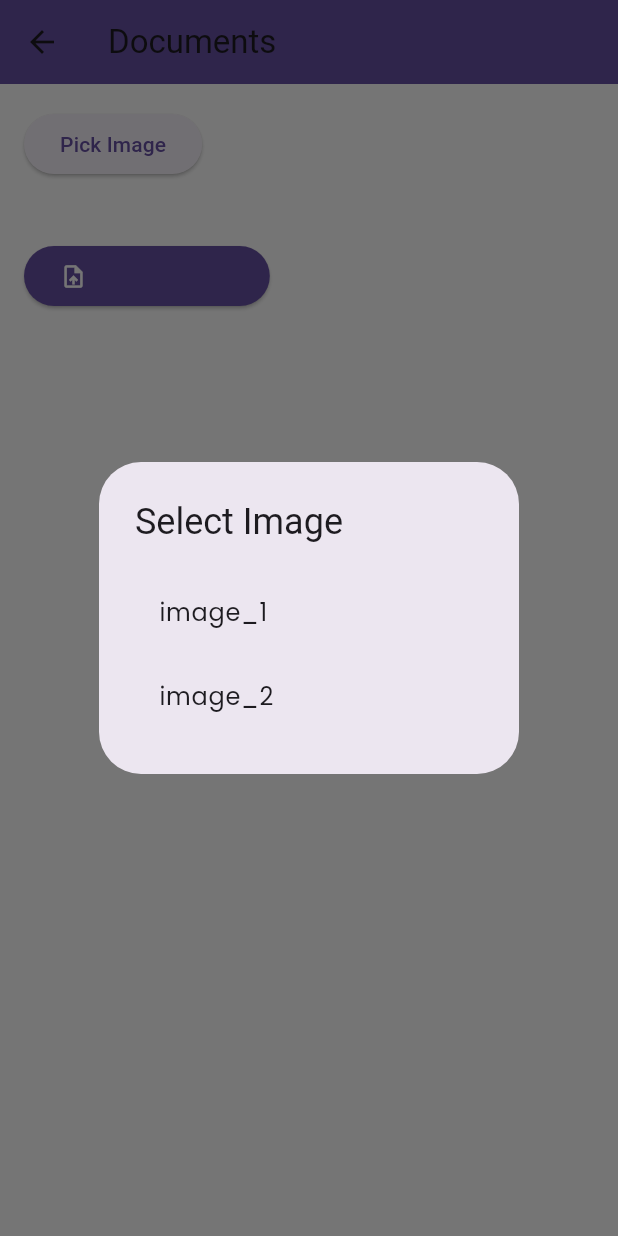
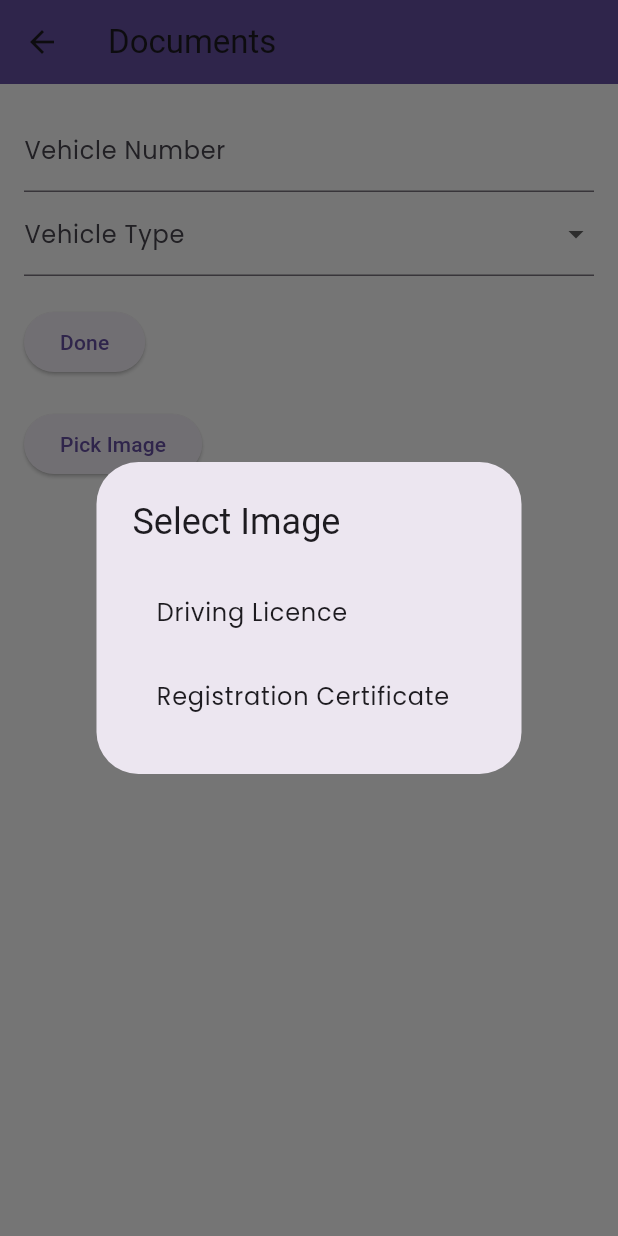
Before and after one commit to hemantsaranraj/doczz, a Flutter app: the DocumentsPage screen opened directly, after a tap on "Pick Image", on a phone screen of 412 x 824 dp. Run offline on Flutter 3.47's test engine with Material 3 defaults, Android fonts, the phone set to English and light mode, and no system bars; our stand-ins replace cloud_firestore, firebase_auth, firebase_core, firebase_storage, font_awesome_flutter, google_fonts and 1 more; accounts and stored records are empty; network calls fail.

Commit message:
3rd commit "Added vehicle number and type in documents page"

```diff
--- a/lib/features/auth/admin_login_page.dart
+++ b/lib/features/auth/admin_login_page.dart
@@ -33,7 +33,7 @@ class _AdminLoginPageState extends State<AdminLoginPage> {
       // Check if the user is an admin
       DocumentSnapshot userDoc = await FirebaseFirestore.instance
           .collection('Users')
-          .doc(userCredential.user?.uid)
+          .doc(userCredential.user?.email)
           .get();
       // print("User Document: ${userDoc.data()}");
 
--- a/lib/features/home/documents_page/documents_page.dart
+++ b/lib/features/home/documents_page/documents_page.dart
@@ -1,5 +1,4 @@
 import 'dart:io';
-
 import 'package:firebase_auth/firebase_auth.dart';
 import 'package:firebase_storage/firebase_storage.dart';
 import 'package:cloud_firestore/cloud_firestore.dart';
@@ -17,12 +16,47 @@ class _DocumentsPageState extends State<DocumentsPage> {
   User? _user;
   bool _isUploading = false;
   String? _selectedImageName;
-  // String? _imageToDelete;
+
+  TextEditingController _vehicleNumberController = TextEditingController();
+  String? _selectedVehicleType;
+  bool _isEditingVehicleInfo = true;
 
   @override
   void initState() {
     super.initState();
     _user = FirebaseAuth.instance.currentUser;
+    _loadVehicleInfo(); // Load existing vehicle info on init
+  }
+
+  Future<void> _loadVehicleInfo() async {
+    if (_user == null) return;
+
+    try {
+      DocumentSnapshot userDoc = await FirebaseFirestore.instance
+          .collection('Users')
+          .doc(_user!.uid)
+          .get();
+
+      if (userDoc.exists) {
+        setState(() {
+          _vehicleNumberController.text =
+              userDoc['vehicleNumber'] ?? ''; // Load vehicle number
+          _selectedVehicleType =
+              userDoc['vehicleType'] ?? null; // Load vehicle type
+
+          if (_vehicleNumberController.text.isNotEmpty &&
+              _selectedVehicleType != null) {
+            _isEditingVehicleInfo =
+                false; // Set editing to false if data exists
+          }
+        });
+      }
+    } catch (e) {
+      print('Load Error: $e');
+      ScaffoldMessenger.of(context).showSnackBar(
+        SnackBar(content: Text('Error loading vehicle info: $e')),
+      );
+    }
   }
 
   Future<void> _showImageSelector() async {
@@ -35,15 +69,15 @@ class _DocumentsPageState extends State<DocumentsPage> {
             mainAxisSize: MainAxisSize.min,
             children: [
               ListTile(
-                title: Text('image_1'),
+                title: Text('Driving Licence'),
                 onTap: () {
-                  Navigator.of(context).pop('image_1');
+                  Navigator.of(context).pop('Driving Licence');
                 },
               ),
               ListTile(
-                title: Text('image_2'),
+                title: Text('Registration Certificate'),
                 onTap: () {
-                  Navigator.of(context).pop('image_2');
+                  Navigator.of(context).pop('Registration Certificate');
                 },
               ),
             ],
@@ -57,6 +91,41 @@ class _DocumentsPageState extends State<DocumentsPage> {
         _selectedImageName = selectedImageName;
       });
       _getImage();
+    }
+  }
+
+  Future<void> _deleteImage(String imageName) async {
+    _user = FirebaseAuth.instance.currentUser;
+    if (_user == null) {
+      ScaffoldMessenger.of(context).showSnackBar(
+        SnackBar(content: Text('User is not authenticated')),
+      );
+      return;
+    }
+
+    try {
+      // Delete the image from Firebase Storage
+      var storageRef = FirebaseStorage.instance
+          .ref()
+          .child('Users/${_user!.uid}/$imageName.jpg');
+      await storageRef.delete();
+
+      // Delete the image document from Firestore
+      await FirebaseFirestore.instance
+          .collection('Users')
+          .doc(_user!.uid)
+          .collection('documents')
+          .doc(imageName)
+          .delete();
+
+      ScaffoldMessenger.of(context).showSnackBar(
+        SnackBar(content: Text('$imageName deleted successfully')),
+      );
+    } catch (e) {
+      print('Delete Error: $e');
+      ScaffoldMessenger.of(context).showSnackBar(
+        SnackBar(content: Text('Error: $e')),
+      );
     }
   }
 
@@ -133,37 +202,47 @@ class _DocumentsPageState extends State<DocumentsPage> {
     }
   }
 
-  Future<void> _deleteImage(String imageName) async {
-    if (_user == null) return;
+  Future<void> _saveVehicleInfo() async {
+    _user = FirebaseAuth.instance.currentUser;
+    if (_user == null) {
+      ScaffoldMessenger.of(context).showSnackBar(
+        SnackBar(content: Text('User is not authenticated')),
+      );
+      return;
+    }
+
+    if (_vehicleNumberController.text.isEmpty || _selectedVehicleType == null) {
+      ScaffoldMessenger.of(context).showSnackBar(
+        SnackBar(content: Text('Please enter vehicle number and select type')),
+      );
+      return;
+    }
 
     try {
-      var docRef = FirebaseFirestore.instance
-          .collection('Users')
-          .doc(_user!.uid)
-          .collection('documents')
-          .doc(imageName);
+      await FirebaseFirestore.instance.collection('Users').doc(_user!.uid).set({
+        'vehicleNumber': _vehicleNumberController.text,
+        'vehicleType': _selectedVehicleType,
+      }, SetOptions(merge: true));
 
-      DocumentSnapshot doc = await docRef.get();
-      if (doc.exists) {
-        String? imageUrl = doc['imageUrl'];
+      setState(() {
+        _isEditingVehicleInfo = false;
+      });
 
-        if (imageUrl != null) {
-          var storageRef = FirebaseStorage.instance.refFromURL(imageUrl);
-          await storageRef.delete();
-        }
-
-        await docRef.delete();
-        setState(() {});
-        ScaffoldMessenger.of(context).showSnackBar(
-          SnackBar(content: Text('Image deleted successfully')),
-        );
-      }
+      ScaffoldMessenger.of(context).showSnackBar(
+        SnackBar(content: Text('Vehicle information saved successfully')),
+      );
     } catch (e) {
-      print('Delete Error: $e');
+      print('Save Error: $e');
       ScaffoldMessenger.of(context).showSnackBar(
         SnackBar(content: Text('Error: $e')),
       );
     }
+  }
+
+  void _editVehicleInfo() {
+    setState(() {
+      _isEditingVehicleInfo = true;
+    });
   }
 
   @override
@@ -178,6 +257,46 @@ class _DocumentsPageState extends State<DocumentsPage> {
         child: Column(
           crossAxisAlignment: CrossAxisAlignment.start,
           children: <Widget>[
+            if (_isEditingVehicleInfo) ...[
+              TextField(
+                controller: _vehicleNumberController,
+                decoration: InputDecoration(labelText: 'Vehicle Number'),
+              ),
+              DropdownButtonFormField<String>(
+                value: _selectedVehicleType,
+                items: ['Bike', 'Car', 'Truck', 'Van', 'Bus']
+                    .map((type) => DropdownMenuItem(
+                          child: Text(type),
+                          value: type,
+                        ))
+                    .toList(),
+                onChanged: (value) {
+                  setState(() {
+                    _selectedVehicleType = value;
+                  });
+                },
+                decoration: InputDecoration(labelText: 'Vehicle Type'),
+              ),
+              SizedBox(height: 20),
+              ElevatedButton(
+                onPressed: _saveVehicleInfo,
+                child: Text('Done'),
+              ),
+            ] else ...[
+              Row(
+                mainAxisAlignment: MainAxisAlignment.spaceBetween,
+                children: [
+                  Text(
+                    'Vehicle Number: ${_vehicleNumberController.text}\nVehicle Type: $_selectedVehicleType',
+                  ),
+                  IconButton(
+                    icon: Icon(Icons.edit),
+                    onPressed: _editVehicleInfo,
+                  ),
+                ],
+              ),
+            ],
+            SizedBox(height: 20),
             ElevatedButton(
               onPressed: _showImageSelector,
               child: Text('Pick Image'),
@@ -202,17 +321,17 @@ class _DocumentsPageState extends State<DocumentsPage> {
                       Column(
                         children: [
                           Container(
-                            padding: EdgeInsets.all(8.0),
+                            padding: EdgeInsets.all(8),
                             decoration: BoxDecoration(
                               border: Border.all(color: Colors.grey),
-                              borderRadius: BorderRadius.circular(8.0),
+                              borderRadius: BorderRadius.circular(10),
                             ),
                             child: Row(
                               mainAxisAlignment: MainAxisAlignment.spaceBetween,
                               children: [
                                 Text(doc.id),
                                 IconButton(
-                                  icon: Icon(Icons.delete, color: Colors.red),
+                                  icon: Icon(Icons.delete),
                                   onPressed: () => _deleteImage(doc.id),
                                 ),
                               ],
@@ -225,34 +344,7 @@ class _DocumentsPageState extends State<DocumentsPage> {
                 );
               },
             ),
-            SizedBox(height: 20),
-            ElevatedButton(
-              onPressed: _uploadImage,
-              child: _isUploading
-                  ? CircularProgressIndicator(
-                      color: Colors.white,
-                    )
-                  : Row(
-                      mainAxisSize: MainAxisSize.min,
-                      children: [
-                        Icon(Icons.upload_file, color: Colors.white),
-                        SizedBox(width: 10),
-                        Text('Upload Image'),
-                      ],
-                    ),
-              style: ElevatedButton.styleFrom(
-                backgroundColor: Theme.of(context).primaryColor,
-              ),
-            ),
-            if (!_isUploading && _imageFile != null)
-              Padding(
-                padding: const EdgeInsets.only(top: 20.0),
-                child: Icon(
-                  Icons.check_circle,
-                  color: Colors.green,
-                  size: 40,
-                ),
-              ),
+            if (_isUploading) CircularProgressIndicator(),
           ],
         ),
       ),
```
